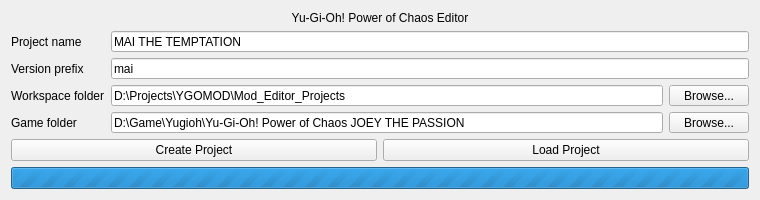
kiemkhach/YugiohEditor, file yugioh_editor/ui/start_window.ui: the form before one commit.
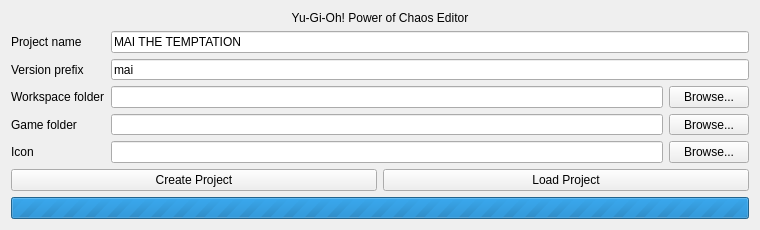
The form after the commit.

Diff of the .ui file:
```diff
--- a/yugioh_editor/ui/start_window.ui
+++ b/yugioh_editor/ui/start_window.ui
@@ -3,7 +3,7 @@
  <class>StartWindow</class>
  <widget class="QWidget" name="StartWindow">
   <property name="geometry">
-   <rect><x>0</x><y>0</y><width>760</width><height>200</height></rect>
+   <rect><x>0</x><y>0</y><width>760</width><height>230</height></rect>
   </property>
   <property name="sizePolicy">
    <sizepolicy hsizetype="Fixed" vsizetype="Fixed">
@@ -11,8 +11,8 @@
     <verstretch>0</verstretch>
    </sizepolicy>
   </property>
-  <property name="minimumSize"><size><width>760</width><height>200</height></size></property>
-  <property name="maximumSize"><size><width>760</width><height>200</height></size></property>
+  <property name="minimumSize"><size><width>760</width><height>230</height></size></property>
+  <property name="maximumSize"><size><width>760</width><height>230</height></size></property>
   <layout class="QVBoxLayout" name="verticalLayout">
    <item><widget class="QLabel" name="lblTitle"><property name="text"><string>Yu-Gi-Oh! Power of Chaos Editor</string></property><property name="alignment"><set>Qt::AlignCenter</set></property></widget></item>
    <item>
@@ -22,9 +22,11 @@
      <item row="1" column="0"><widget class="QLabel" name="lblVersionPrefix"><property name="text"><string>Version prefix</string></property></widget></item>
      <item row="1" column="1"><widget class="QLineEdit" name="versionPrefixLineEdit"><property name="text"><string>mai</string></property></widget></item>
      <item row="2" column="0"><widget class="QLabel" name="lblWorkspace"><property name="text"><string>Workspace folder</string></property></widget></item>
-     <item row="2" column="1"><layout class="QHBoxLayout" name="workspaceLayout"><item><widget class="QLineEdit" name="txtWorkspace"><property name="text"><string>D:\Projects\YGOMOD\Mod_Editor_Projects</string></property></widget></item><item><widget class="QPushButton" name="btnBrowseWorkspace"><property name="text"><string>Browse...</string></property></widget></item></layout></item>
+     <item row="2" column="1"><layout class="QHBoxLayout" name="workspaceLayout"><item><widget class="QLineEdit" name="txtWorkspace"/></item><item><widget class="QPushButton" name="btnBrowseWorkspace"><property name="text"><string>Browse...</string></property></widget></item></layout></item>
      <item row="3" column="0"><widget class="QLabel" name="lblGameFolder"><property name="text"><string>Game folder</string></property></widget></item>
-     <item row="3" column="1"><layout class="QHBoxLayout" name="gameLayout"><item><widget class="QLineEdit" name="txtGameFolder"><property name="text"><string>D:\Game\Yugioh\Yu-Gi-Oh! Power of Chaos JOEY THE PASSION</string></property></widget></item><item><widget class="QPushButton" name="btnBrowseGame"><property name="text"><string>Browse...</string></property></widget></item></layout></item>
+     <item row="3" column="1"><layout class="QHBoxLayout" name="gameLayout"><item><widget class="QLineEdit" name="txtGameFolder"/></item><item><widget class="QPushButton" name="btnBrowseGame"><property name="text"><string>Browse...</string></property></widget></item></layout></item>
+     <item row="4" column="0"><widget class="QLabel" name="lblIcon"><property name="text"><string>Icon</string></property></widget></item>
+     <item row="4" column="1"><layout class="QHBoxLayout" name="iconLayout"><item><widget class="QLineEdit" name="txtIcon"/></item><item><widget class="QPushButton" name="btnBrowseIcon"><property name="text"><string>Browse...</string></property></widget></item></layout></item>
     </layout>
    </item>
    <item><layout class="QHBoxLayout" name="actionLayout"><item><widget class="QPushButton" name="btnCreateProject"><property name="text"><string>Create Project</string></property></widget></item><item><widget class="QPushButton" name="btnLoadProject"><property name="text"><string>Load Project</string></property></widget></item></layout></item>
```
